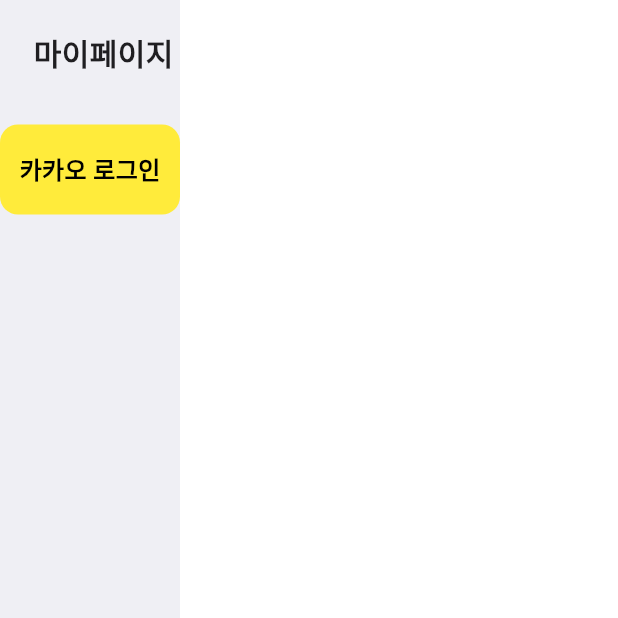
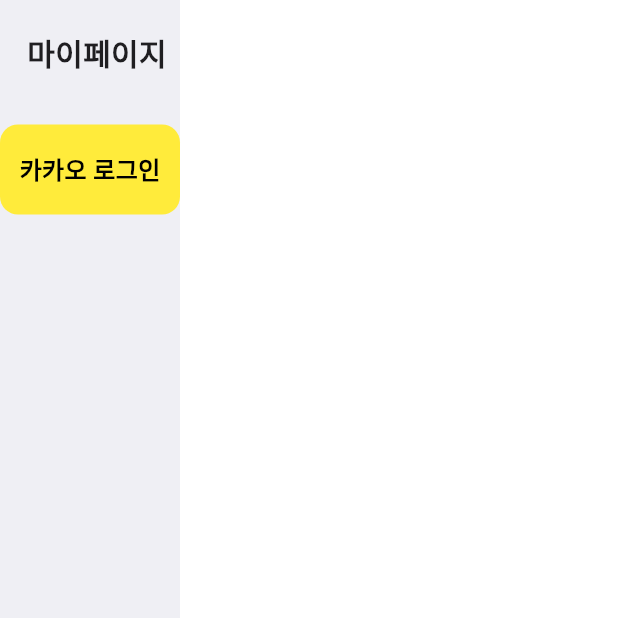
Before and after one commit to velmash/meong_g, a Flutter app: the screen it shows after launch, item 3 of the bottom bar chosen, on a phone screen of 412 x 824 dp, the top half of it. Run offline on Flutter 3.47's test engine with Material 3 defaults, Android fonts, the phone set to English and light mode, and no system bars; our stand-ins replace flutter_riverpod, geolocator; missing offline and left inert: kakao_flutter_sdk_user; network calls fail; Roboto replaces fonts that are missing (Pretendard).

Commit message:
:wrench: 레이아웃 수정

```diff
--- a/lib/presentations/my_page/my_page_view.dart
+++ b/lib/presentations/my_page/my_page_view.dart
@@ -30,9 +30,7 @@
       color: AppStyles.gray50,
       child: SafeArea(
         child: Column(
-          // mainAxisAlignment:
-          // MainAxisAlignment.center,
-          // crossAxisAlignment: CrossAxisAlignment.start,
+          crossAxisAlignment: CrossAxisAlignment.start,
           children: [
             Padding(
               padding: const EdgeInsets.fromLTRB(18, 20, 0, 0),
```
